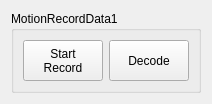
First picture: the form in App/DataQueueRecordPanel/DataQueueRecordPanel.ui, repository windsgo/edm_project, before the edit.
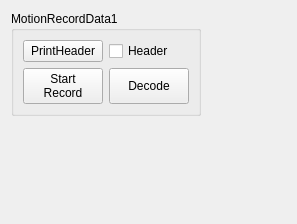
Second picture: the form after the edit.

Commit message: feat: decode时可以不保存header

```diff
--- a/App/DataQueueRecordPanel/DataQueueRecordPanel.ui
+++ b/App/DataQueueRecordPanel/DataQueueRecordPanel.ui
@@ -6,8 +6,8 @@
    <rect>
     <x>0</x>
     <y>0</y>
-    <width>208</width>
-    <height>104</height>
+    <width>297</width>
+    <height>224</height>
    </rect>
   </property>
   <property name="windowTitle">
@@ -19,8 +19,28 @@
      <property name="title">
       <string>MotionRecordData1</string>
      </property>
-     <layout class="QHBoxLayout" name="horizontalLayout">
-      <item>
+     <layout class="QGridLayout" name="gridLayout_2">
+      <item row="2" column="1">
+       <widget class="QPushButton" name="pb_decode_1">
+        <property name="sizePolicy">
+         <sizepolicy hsizetype="Preferred" vsizetype="Preferred">
+          <horstretch>0</horstretch>
+          <verstretch>0</verstretch>
+         </sizepolicy>
+        </property>
+        <property name="text">
+         <string>Decode</string>
+        </property>
+       </widget>
+      </item>
+      <item row="0" column="1">
+       <widget class="QCheckBox" name="cb_include_header_1">
+        <property name="text">
+         <string>Header</string>
+        </property>
+       </widget>
+      </item>
+      <item row="2" column="0">
        <widget class="QPushButton" name="pb_start_record_1">
         <property name="sizePolicy">
          <sizepolicy hsizetype="Preferred" vsizetype="Preferred">
@@ -37,22 +57,42 @@
         </property>
        </widget>
       </item>
-      <item>
-       <widget class="QPushButton" name="pb_decode_1">
-        <property name="sizePolicy">
-         <sizepolicy hsizetype="Preferred" vsizetype="Preferred">
-          <horstretch>0</horstretch>
-          <verstretch>0</verstretch>
-         </sizepolicy>
-        </property>
+      <item row="0" column="0">
+       <widget class="QPushButton" name="pb_print_header_1">
         <property name="text">
-         <string>Decode</string>
+         <string>PrintHeader</string>
         </property>
        </widget>
       </item>
      </layout>
     </widget>
    </item>
+   <item row="1" column="0">
+    <spacer name="verticalSpacer">
+     <property name="orientation">
+      <enum>Qt::Vertical</enum>
+     </property>
+     <property name="sizeHint" stdset="0">
+      <size>
+       <width>20</width>
+       <height>40</height>
+      </size>
+     </property>
+    </spacer>
+   </item>
+   <item row="0" column="1">
+    <spacer name="horizontalSpacer">
+     <property name="orientation">
+      <enum>Qt::Horizontal</enum>
+     </property>
+     <property name="sizeHint" stdset="0">
+      <size>
+       <width>40</width>
+       <height>20</height>
+      </size>
+     </property>
+    </spacer>
+   </item>
   </layout>
  </widget>
  <resources/>
```
The commit also changes 6 other files.
